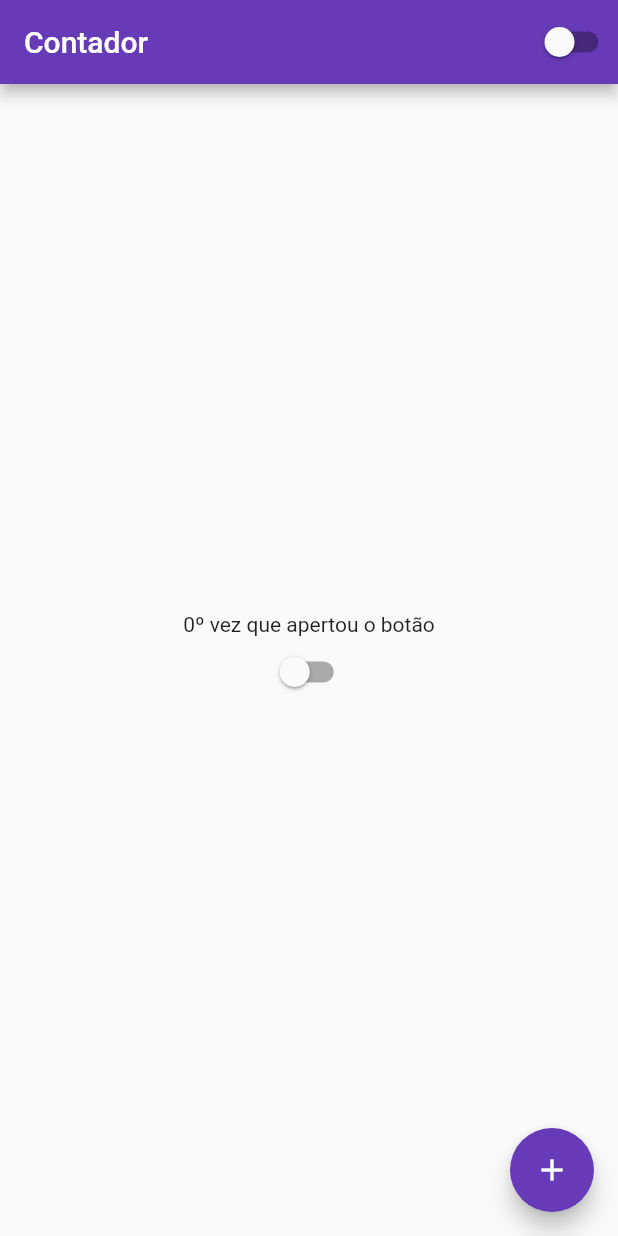
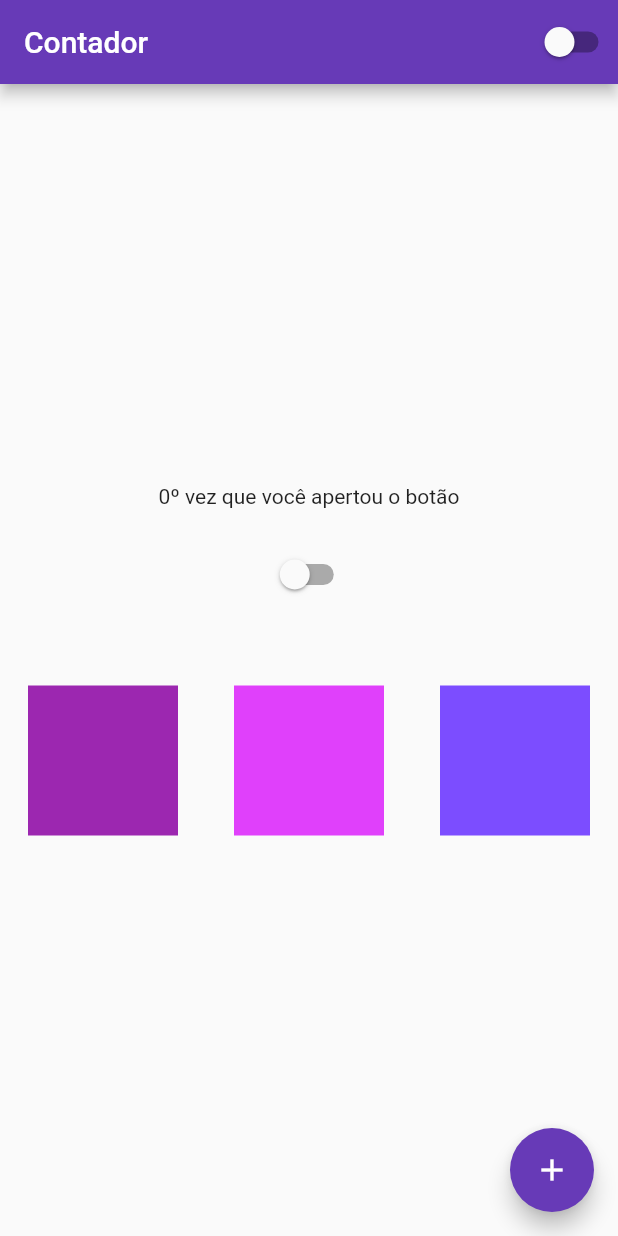
Before and after one commit to OliveiraGusta/Flutter-Studies, a Flutter app: the screen it shows after launch, on a phone screen of 412 x 824 dp. Run offline on Flutter 3.47's test engine with Material 2 defaults, Android fonts, the phone set to English and light mode, and no system bars.

Commit message:
Row and Margin

```diff
--- a/hello_flutter/lib/home_page.dart
+++ b/hello_flutter/lib/home_page.dart
@@ -24,8 +24,20 @@ class HomePageState extends State<HomePage> {
         child: Column(
           mainAxisAlignment: MainAxisAlignment.center,
           children: [
-            Text('$counter\º vez que apertou o botão'),
+            Text('$counter\º vez que você apertou o botão'),
+            Container(height: 20),
             CustomSwith(),
+            Container(height: 50),
+            Row(
+                mainAxisAlignment: MainAxisAlignment.spaceAround,
+                crossAxisAlignment: CrossAxisAlignment.center,
+                children: [
+                  Container(height: 100, width: 100, color: Colors.purple),
+                  Container(
+                      height: 100, width: 100, color: Colors.purpleAccent),
+                  Container(
+                      height: 100, width: 100, color: Colors.deepPurpleAccent),
+                ])
           ],
         ),
       ),
```
